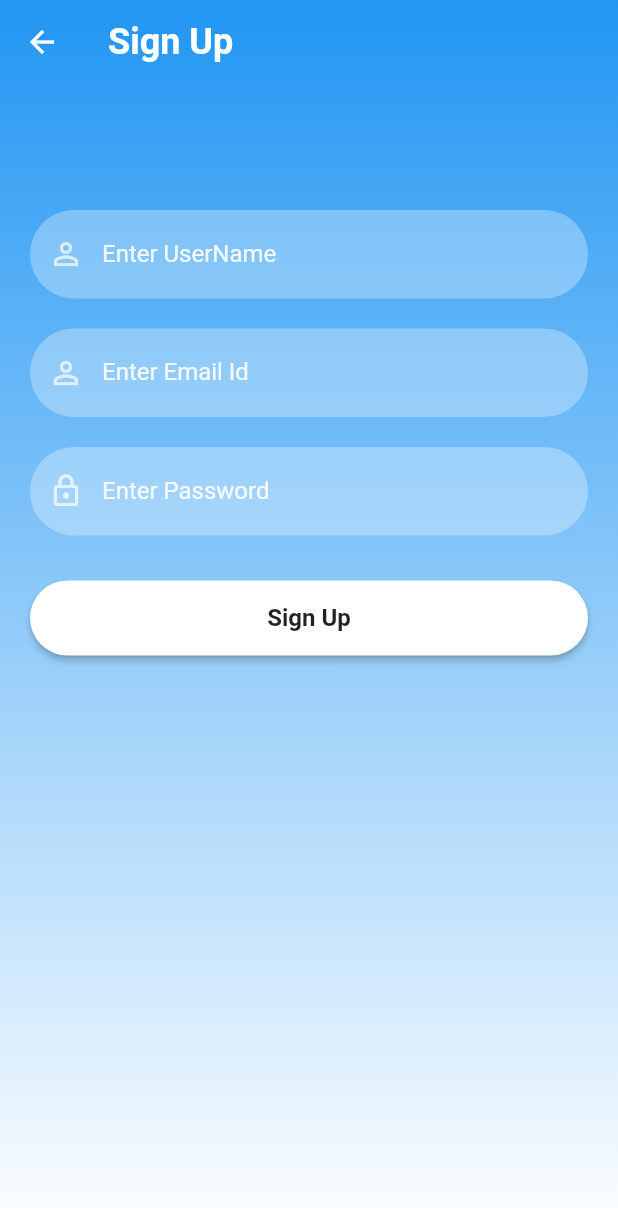
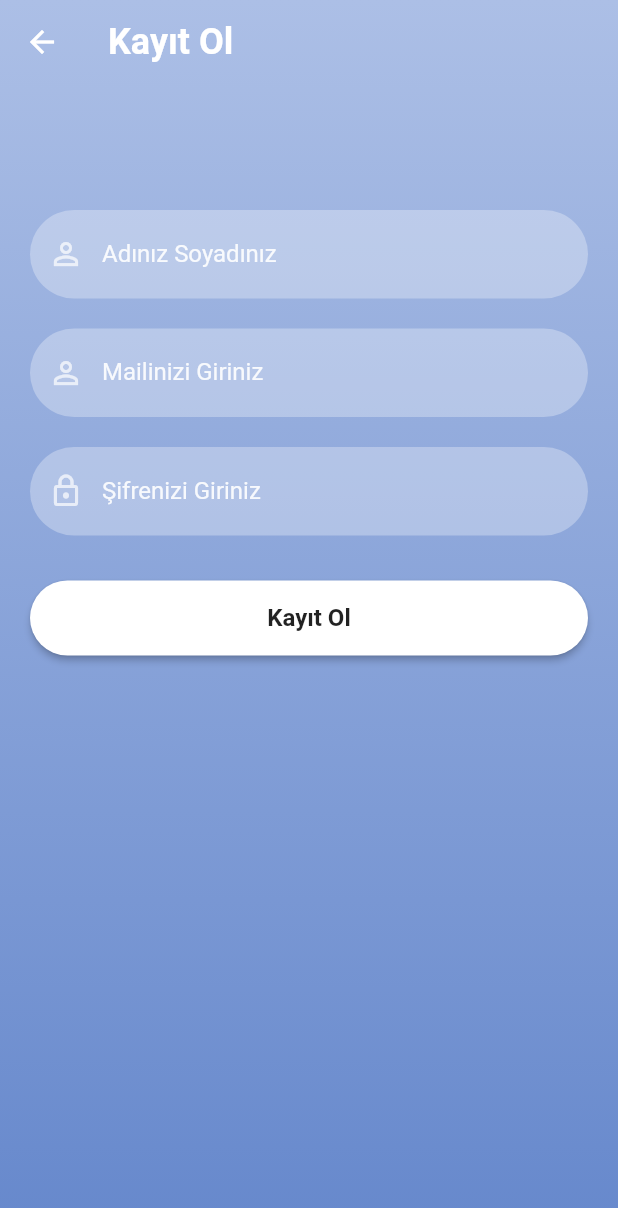
Before and after one commit to melihyumusaker/Vizyoner-GencStaj-FrontEnd, a Flutter app: the Signup screen opened directly, on a phone screen of 412 x 824 dp. Shown: the top 1208 px of the screen. Run offline on Flutter 3.47's test engine with Material 2 defaults, Android fonts, the phone set to English and light mode, and no system bars; our stand-ins replace firebase_auth, firebase_core; accounts and stored records are empty; network calls fail.

Commit message:
giriş sayfaları güncellendi

```diff
--- a/lib/pages/auth/singup/singup.dart
+++ b/lib/pages/auth/singup/singup.dart
@@ -1,7 +1,5 @@
-import 'package:cloud_firestore/cloud_firestore.dart';
 import 'package:firebase_auth/firebase_auth.dart';
 import 'package:flutter/material.dart';
-import 'package:proje/main.dart';
 import 'package:proje/pages/screens/home_page.dart';
 
 import '../../../utils/reuseable_widgets/auth_reuseable_widgets.dart';
@@ -25,7 +23,7 @@ class _SignupState extends State<Signup> {
         backgroundColor: Colors.transparent,
         elevation: 0,
         title: const Text(
-          "Sign Up",
+          "Kayıt Ol",
           style: TextStyle(fontSize: 24, fontWeight: FontWeight.bold),
         ),
       ),
@@ -34,8 +32,8 @@ class _SignupState extends State<Signup> {
           height: MediaQuery.of(context).size.height,
           decoration: const BoxDecoration(
               gradient: LinearGradient(colors: [
-            Colors.blue,
-            Colors.white,
+            Color(0xFFACBFE6),
+            Color(0xFF6688CC),
           ], begin: Alignment.topCenter, end: Alignment.bottomCenter)),
           child: SingleChildScrollView(
               child: Padding(
@@ -45,22 +43,22 @@ class _SignupState extends State<Signup> {
                 const SizedBox(
                   height: 20,
                 ),
-                reusableTextField("Enter UserName", Icons.person_outline, false,
-                    _userNameTextController),
+                reusableTextField("Adınız Soyadınız", Icons.person_outline,
+                    false, _userNameTextController),
                 const SizedBox(
                   height: 20,
                 ),
-                reusableTextField("Enter Email Id", Icons.person_outline, false,
-                    _emailTextController),
+                reusableTextField("Mailinizi Giriniz", Icons.person_outline,
+                    false, _emailTextController),
                 const SizedBox(
                   height: 20,
                 ),
-                reusableTextField("Enter Password", Icons.lock_outlined, true,
-                    _passwordTextController),
+                reusableTextField("Şifrenizi Giriniz", Icons.lock_outlined,
+                    true, _passwordTextController),
                 const SizedBox(
                   height: 20,
                 ),
-                firebaseUIButton(context, "Sign Up", () {
+                firebaseUIButton(context, "Kayıt Ol", () {
                   FirebaseAuth.instance
                       .createUserWithEmailAndPassword(
                           email: _emailTextController.text,
--- a/lib/utils/constants.dart
+++ b/lib/utils/constants.dart
@@ -14,7 +14,7 @@ final kLabelStyle = TextStyle(
 );
 
 final kBoxDecorationStyle = BoxDecoration(
-  color: const Color(0xFF6CA8F1),
+  color: Color.fromARGB(255, 192, 241, 108),
   borderRadius: BorderRadius.circular(10.0),
   boxShadow: const [
     BoxShadow(
```
